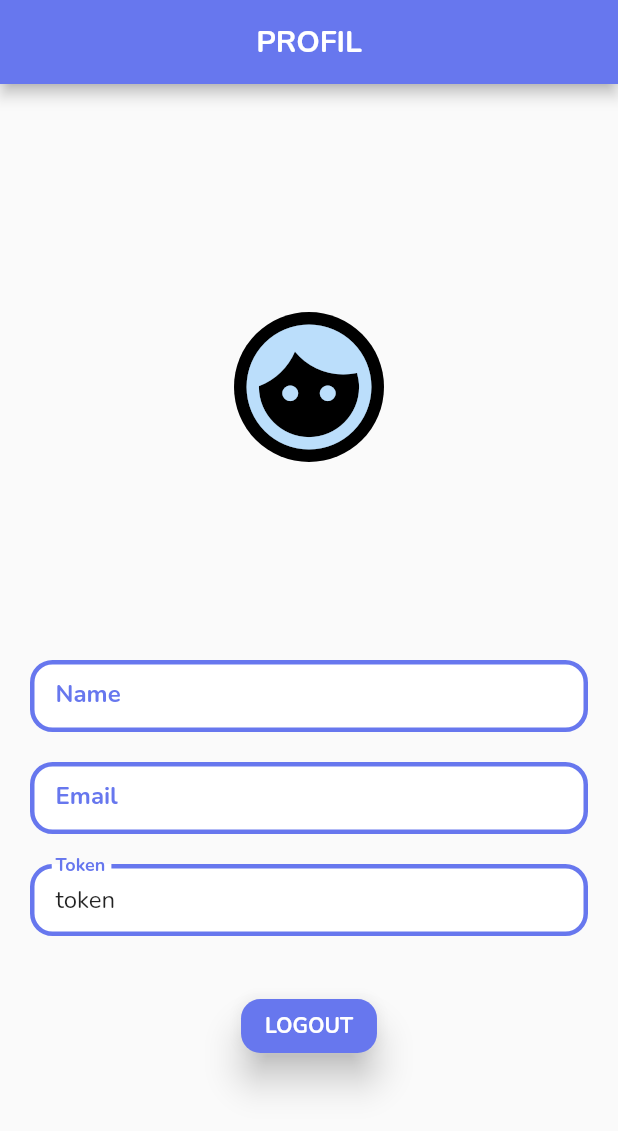
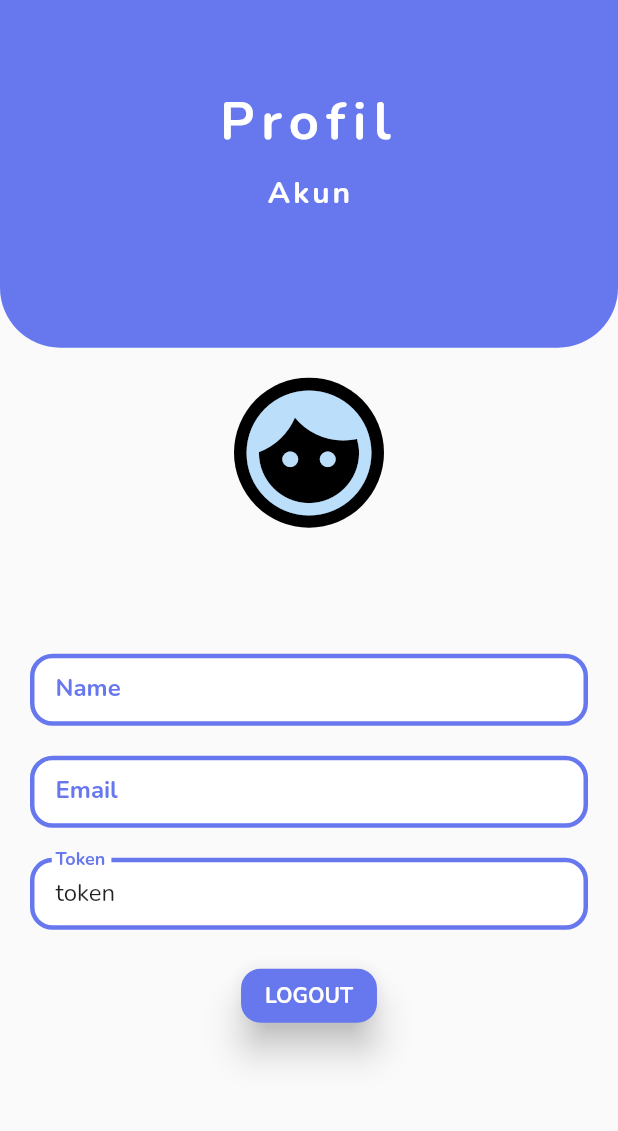
Before and after one commit to ghaan1/laravel-flutter-stisla, a Flutter app: the MainProfil screen opened by its route, on a phone screen of 412 x 824 dp. Shown: the top 1131 px of the screen. Run offline on Flutter 3.47's test engine with Material 2 defaults, Android fonts, the light colour scheme and no system bars; our stand-ins replace shared_preferences; accounts and stored records are empty.

Commit message:
update UI : profil 2

```diff
--- a/lib/screen/homePage/profil/mainProfil.dart
+++ b/lib/screen/homePage/profil/mainProfil.dart
@@ -1,5 +1,6 @@
 import 'package:flutter/material.dart';
 import 'package:shared_preferences/shared_preferences.dart';
+import 'package:stislaflutter/screen/homePage/profil/widget/widget_banner_profil.dart';
 import '../../../api/http_helper.dart';
 
 class MainProfil extends StatefulWidget {
@@ -26,9 +27,9 @@ class _MainProfilState extends State<MainProfil> {
       token = '$value';
       name = '$value1';
       email = '$value2';
-         txtName.text=name;
-         txtToken.text=token;
-         txtEmail.text=email;
+      txtName.text = name;
+      txtToken.text = token;
+      txtEmail.text = email;
     });
   }
 
@@ -40,7 +41,7 @@ class _MainProfilState extends State<MainProfil> {
 
   logOut() async {
     SharedPreferences preferences = await SharedPreferences.getInstance();
-    setState(()  {
+    setState(() {
       preferences.remove("token");
       preferences.clear();
     });
@@ -57,38 +58,32 @@ class _MainProfilState extends State<MainProfil> {
   Widget build(BuildContext context) {
     return Scaffold(
       resizeToAvoidBottomInset: false,
-      appBar: AppBar(
-        title: const Center(
-          child: Text('PROFIL',
-          style: TextStyle(
-            fontFamily: 'Nunito',
-            fontWeight: FontWeight.bold,
-          ),
-          ),
-        ),
-        backgroundColor: const Color(0xFF6777EE),
-        automaticallyImplyLeading: false,
-      ),
       body: <Widget>[
-        Container(
+        Column(
+          children: [
+            const WidgetBannerProfil(),
+            Expanded(
+              child: Container(
                 margin: const EdgeInsets.all(20),
                 width: double.infinity,
                 child: Column(
                   children: [
                     Expanded(
                       child: Column(
-                  mainAxisAlignment: MainAxisAlignment.center,
+                        mainAxisAlignment: MainAxisAlignment.start,
                         children: const [
                           CircleAvatar(
                               backgroundColor: Colors.black,
                               radius: 50,
-                      child: Icon(Icons.face_rounded,
-                      size: 100,)
-                    ),
+                              child: Icon(
+                                Icons.face_rounded,
+                                size: 100,
+                              )),
                         ],
                       ),
                     ),
                     Expanded(
+                      flex: 2,
                       child: Column(
                         mainAxisAlignment: MainAxisAlignment.start,
                         children: [
@@ -96,26 +91,23 @@ class _MainProfilState extends State<MainProfil> {
                             readOnly: true,
                             controller: txtName,
                             decoration: InputDecoration(
-                        contentPadding: const EdgeInsets.symmetric(vertical: 10,horizontal: 17),
+                              contentPadding: const EdgeInsets.symmetric(
+                                  vertical: 10, horizontal: 17),
                               filled: true,
                               fillColor: Colors.white,
                               labelText: 'Name',
                               labelStyle: const TextStyle(
                                   color: Color(0xFF6777EE),
                                   fontWeight: FontWeight.bold,
-                          fontFamily: 'Nunito'
-                        ),
+                                  fontFamily: 'Nunito'),
                               enabledBorder: OutlineInputBorder(
                                 borderSide: const BorderSide(
-                            width: 3,
-                            color: Color(0xFF6777EE)
-                          ),
+                                    width: 3, color: Color(0xFF6777EE)),
                                 borderRadius: BorderRadius.circular(15),
                               ),
                               focusedBorder: OutlineInputBorder(
                                 borderSide: const BorderSide(
-                              width: 3,
-                              color: Color(0xFF6777EE)),
+                                    width: 3, color: Color(0xFF6777EE)),
                                 borderRadius: BorderRadius.circular(15),
                               ),
                             ),
@@ -127,26 +119,23 @@ class _MainProfilState extends State<MainProfil> {
                             readOnly: true,
                             controller: txtEmail,
                             decoration: InputDecoration(
-                        contentPadding: const EdgeInsets.symmetric(vertical: 10,horizontal: 17),
+                              contentPadding: const EdgeInsets.symmetric(
+                                  vertical: 10, horizontal: 17),
                               filled: true,
                               fillColor: Colors.white,
                               labelText: 'Email',
                               labelStyle: const TextStyle(
                                   color: Color(0xFF6777EE),
                                   fontWeight: FontWeight.bold,
-                          fontFamily: 'Nunito'
-                        ),
+                                  fontFamily: 'Nunito'),
                               enabledBorder: OutlineInputBorder(
                                 borderSide: const BorderSide(
-                            width: 3,
-                            color: Color(0xFF6777EE)
-                          ),
+                                    width: 3, color: Color(0xFF6777EE)),
                                 borderRadius: BorderRadius.circular(15),
                               ),
                               focusedBorder: OutlineInputBorder(
                                 borderSide: const BorderSide(
-                            width: 3,
-                            color: Color(0xFF6777EE)),
+                                    width: 3, color: Color(0xFF6777EE)),
                                 borderRadius: BorderRadius.circular(15),
                               ),
                             ),
@@ -158,57 +147,54 @@ class _MainProfilState extends State<MainProfil> {
                             readOnly: true,
                             controller: txtToken,
                             decoration: InputDecoration(
-                        contentPadding: const EdgeInsets.symmetric(vertical: 10,horizontal: 17),
+                              contentPadding: const EdgeInsets.symmetric(
+                                  vertical: 10, horizontal: 17),
                               filled: true,
                               fillColor: Colors.white,
                               labelText: 'Token',
                               labelStyle: const TextStyle(
                                   color: Color(0xFF6777EE),
                                   fontWeight: FontWeight.bold,
-                          fontFamily: 'Nunito'
-                        ),
+                                  fontFamily: 'Nunito'),
                               enabledBorder: OutlineInputBorder(
                                 borderSide: const BorderSide(
-                            width: 3,
-                            color: Color(0xFF6777EE)
-                          ),
+                                    width: 3, color: Color(0xFF6777EE)),
                                 borderRadius: BorderRadius.circular(15),
                               ),
                               focusedBorder: OutlineInputBorder(
                                 borderSide: const BorderSide(
-                            width: 3,
-                            color: Color(0xFF6777EE)),
+                                    width: 3, color: Color(0xFF6777EE)),
                                 borderRadius: BorderRadius.circular(15),
                               ),
                             ),
                           ),
                           const SizedBox(
-                      height: 36,
+                            height: 20,
                           ),
                           ElevatedButton(
                               style: ElevatedButton.styleFrom(
                                 backgroundColor: const Color(0xFF6777EE),
                                 elevation: 10,
                                 shape: RoundedRectangleBorder(
-                          borderRadius: BorderRadius.circular(13)
+                                    borderRadius: BorderRadius.circular(13)),
                               ),
-                      ),
-                      onPressed: (){
+                              onPressed: () {
                                 Navigator.pushNamed(context, "/");
                                 logOut();
                               },
-                      child: const Text('LOGOUT',
-                        style: TextStyle(
-                          fontWeight: FontWeight.bold
-                        ),
-                      )
-                    ),
+                              child: const Text(
+                                'LOGOUT',
+                                style: TextStyle(fontWeight: FontWeight.bold),
+                              )),
                         ],
                       ),
                     ),
                   ],
                 ),
               ),
+            ),
+          ],
+        ),
       ][currentPageIndex],
     );
   }
--- /dev/null
+++ b/lib/screen/homePage/profil/widget/widget_banner_profil.dart
@@ -0,0 +1,73 @@
+import 'package:flutter/material.dart';
+import 'package:shared_preferences/shared_preferences.dart';
+
+class WidgetBannerProfil extends StatefulWidget {
+  const WidgetBannerProfil({Key? key}) : super(key: key);
+
+  @override
+  _WidgetBannerProfilState createState() => _WidgetBannerProfilState();
+}
+
+class _WidgetBannerProfilState extends State<WidgetBannerProfil> {
+  String name = '';
+  getPref() async {
+    SharedPreferences pref = await SharedPreferences.getInstance();
+    setState(() {
+      const key = 'token';
+      const key1 = 'name';
+      final value1 = pref.get(key1);
+      name = '$value1';
+    });
+  }
+
+  @override
+  void initState() {
+    getPref();
+    super.initState();
+  }
+
+  @override
+  Widget build(BuildContext context) {
+    return Stack(
+      children: [
+        ClipRRect(
+          borderRadius: const BorderRadius.only(
+            bottomLeft: Radius.circular(40),
+            bottomRight: Radius.circular(40),
+          ),
+          child: Image.asset("assets/images/bg-ungu.jpeg"),
+        ),
+        SizedBox(
+          height: 200,
+          width: double.infinity,
+          child: Column(
+            mainAxisAlignment: MainAxisAlignment.center,
+            children: [
+              const Text(
+                "Profil",
+                textAlign: TextAlign.center,
+                style: TextStyle(
+                  letterSpacing: 5,
+                  color: Colors.white,
+                  fontWeight: FontWeight.bold,
+                  fontSize: 35,
+                ),
+              ),
+              const SizedBox(height: 10),
+              Text(
+                'Akun',
+                style: const TextStyle(
+                  letterSpacing: 2,
+                  color: Colors.white,
+                  fontWeight: FontWeight.bold,
+                  fontFamily: 'Nunito',
+                  fontSize: 20,
+                ),
+              ),
+            ],
+          ),
+        ),
+      ],
+    );
+  }
+}
```
Lines whose indentation alone changed are shown as unchanged.
